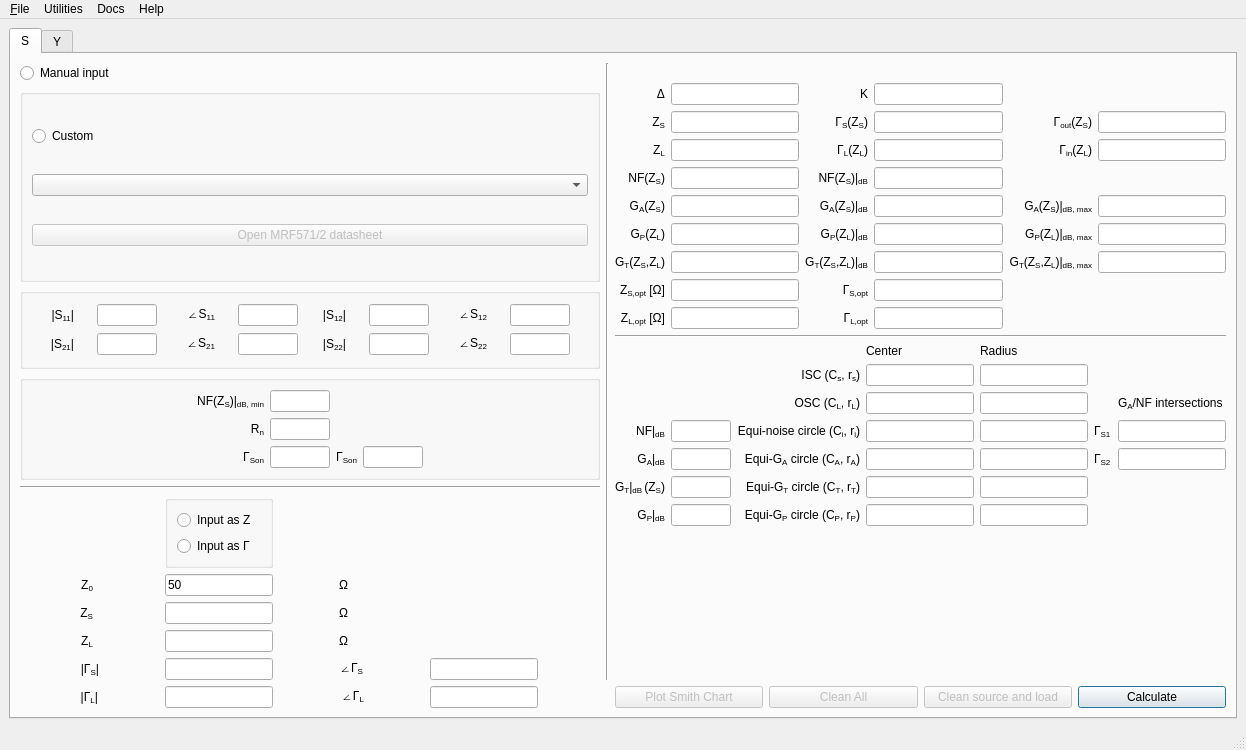
This is syRF/ui/mainwindow.ui in urbanij/syRF-cpp as Qt 5 draws it before an edit. The edited form follows.
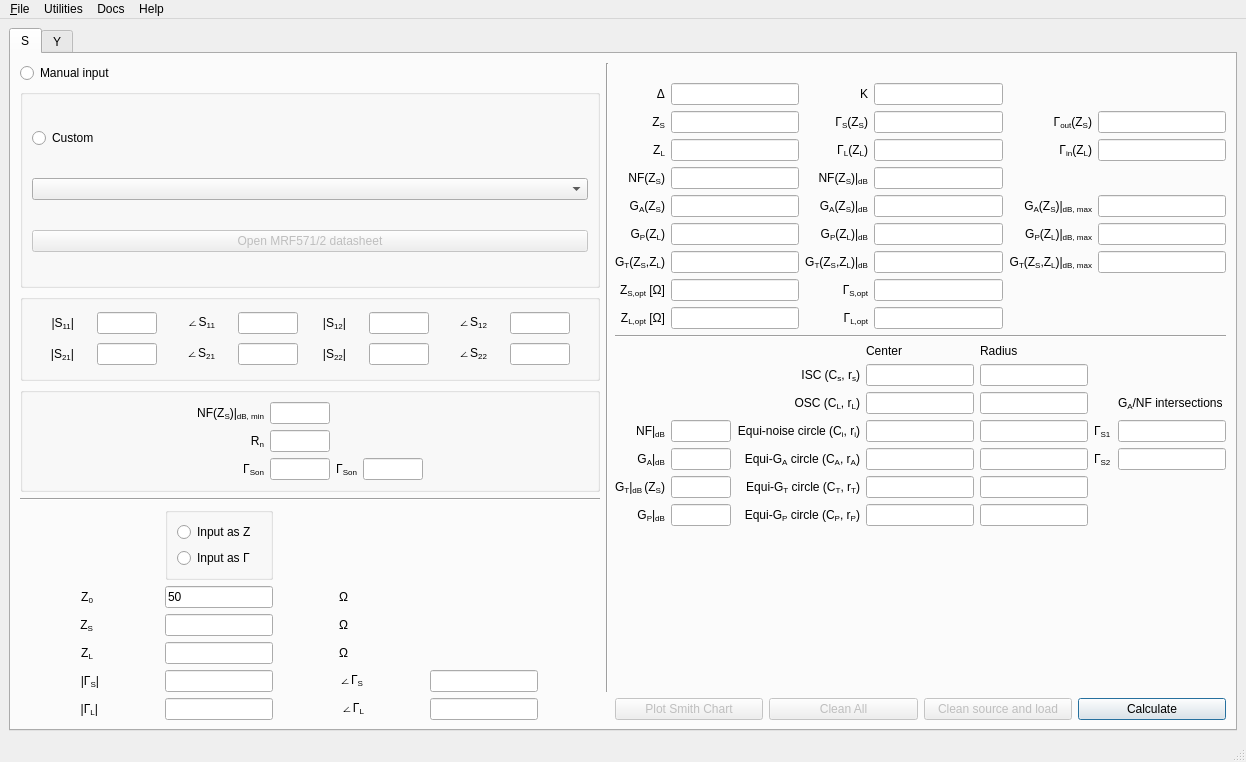
This is the edited form. The open tabs and pages were chosen to show the change.

```diff
--- a/syRF/ui/mainwindow.ui
+++ b/syRF/ui/mainwindow.ui
@@ -8,7 +8,7 @@
     <x>0</x>
     <y>0</y>
     <width>1246</width>
-    <height>750</height>
+    <height>762</height>
    </rect>
   </property>
   <property name="windowTitle">
```
Left out of the diff: 124 changed lines with no effect on the pictures.
